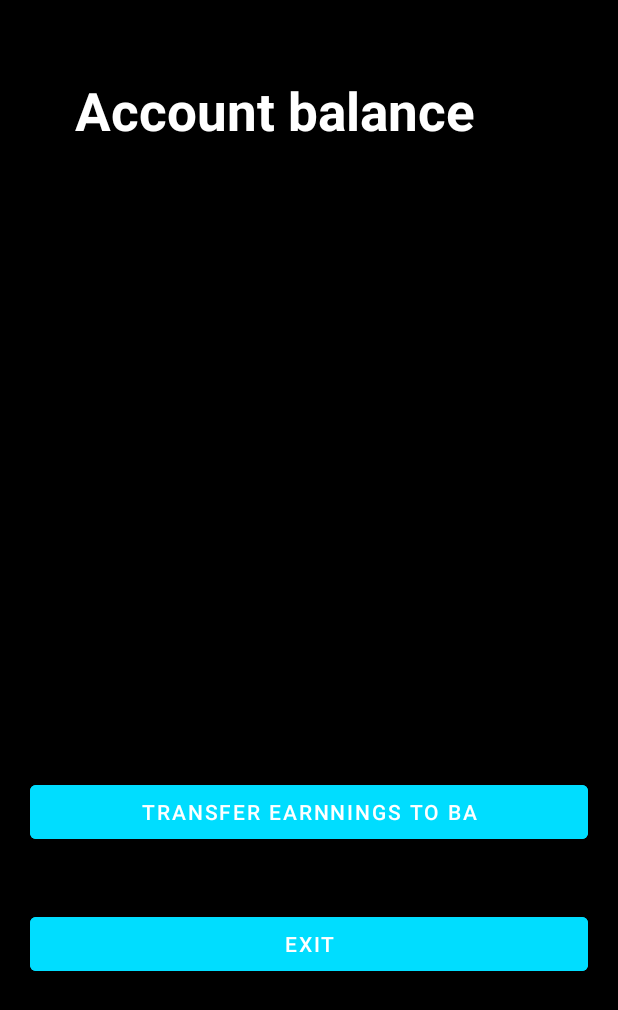
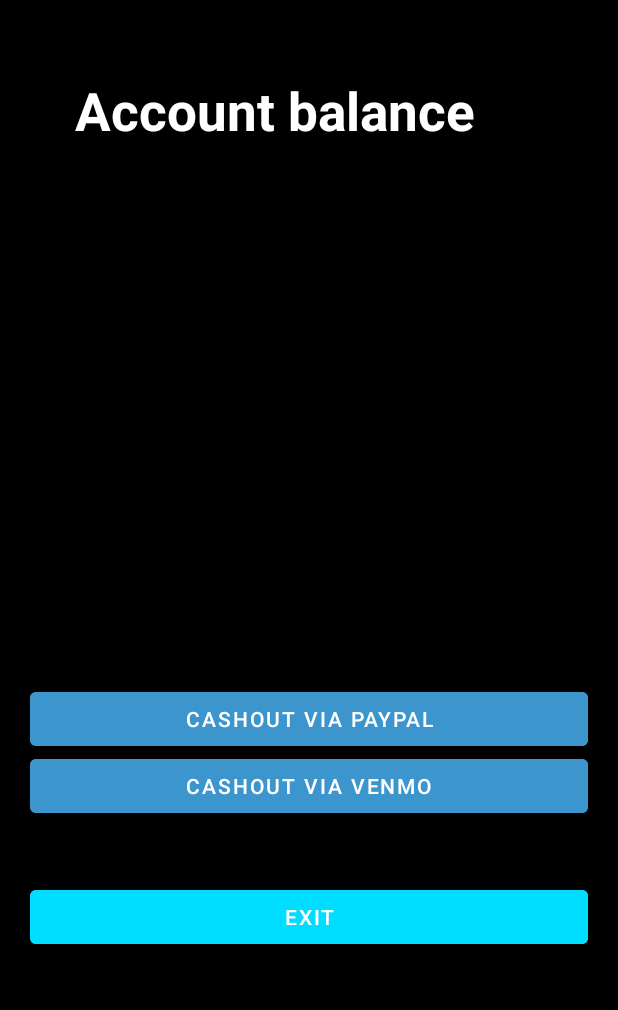
Before and after one commit to capstoneGM/gmApp, an Android app: the AccountBalance screen opened directly, with no data from a screen before it, on a phone screen of 412 x 824 dp. Shown: the top 1010 px of the screen. Run offline under Robolectric (Android 15) with nearby library versions, the phone set to English and light mode, and no system bars; our stand-ins replace Firebase (no records; nobody signed in at launch, a user with empty details on screens opened directly).

Commit message:
add cash out btns + change bank info to balance

```diff
--- a/GMev/app/src/main/java/com/example/gmev/AccountBalance.java
+++ b/GMev/app/src/main/java/com/example/gmev/AccountBalance.java
@@ -3,17 +3,23 @@ package com.example.gmev;
 import androidx.appcompat.app.AppCompatActivity;
 
 import android.content.Intent;
+import android.net.Uri;
 import android.os.Bundle;
 import android.view.View;
 
 import com.google.android.material.button.MaterialButton;
+import com.google.firebase.auth.FirebaseUser;
 
 public class AccountBalance extends AppCompatActivity {
+    private FirebaseUser currentUser;
 
     @Override
     protected void onCreate(Bundle savedInstanceState) {
         super.onCreate(savedInstanceState);
         setContentView(R.layout.activity_account_balance);
+
+        MaterialButton venmoBtn = (MaterialButton) findViewById(R.id.venmobtn);
+        MaterialButton paypalBtn = (MaterialButton) findViewById(R.id.paypalbtn);
 
         MaterialButton exitbtn = (MaterialButton) findViewById(R.id.exitbtn);
 
@@ -23,6 +29,16 @@ public class AccountBalance extends AppCompatActivity {
                 openMainMenu();
             }
         });
+
+        venmoBtn.setOnClickListener(new View.OnClickListener() {
+            @Override
+            public void onClick(View view) { openPaypalSignin(); }
+        });
+
+        paypalBtn.setOnClickListener(new View.OnClickListener() {
+            @Override
+            public void onClick(View view) { openPaypalSignin(); }
+        });
     }
 
     public void openMainMenu() {
@@ -30,5 +46,10 @@ public class AccountBalance extends AppCompatActivity {
         startActivity(intentExit);
     }
 
+    public void openPaypalSignin() {
+        Intent intentPaypal = new Intent("android.intent.action.VIEW", Uri.parse("https://www.paypal.com/us/signin"));
+        startActivity((intentPaypal));
+    }
+
 
 }
--- a/GMev/app/src/main/java/com/example/gmev/AccountInfo.java
+++ b/GMev/app/src/main/java/com/example/gmev/AccountInfo.java
@@ -54,7 +54,6 @@ public class AccountInfo extends AppCompatActivity {
                 @Override
                 public void onComplete(@NonNull Task<DataSnapshot> task) {
                     accountInfo = new dto.AccountInfo((Map<String, String>) task.getResult().getValue());
-                    System.out.print(registrationInfo);
                     PopulateTextBoxes();
                 }
             });
--- a/GMev/app/src/main/res/layout/activity_account_balance.xml
+++ b/GMev/app/src/main/res/layout/activity_account_balance.xml
@@ -22,28 +22,42 @@
         android:textStyle="bold" />
 
     <com.google.android.material.button.MaterialButton
-        android:id="@+id/transferbtn"
+        android:id="@+id/venmobtn"
+        android:layout_width="match_parent"
+        android:layout_height="wrap_content"
+        android:layout_below="@+id/paypalbtn"
+        android:layout_alignParentStart="true"
+        android:layout_alignParentEnd="true"
+        android:layout_marginStart="20dp"
+        android:layout_marginTop="-33dp"
+        android:layout_marginEnd="20dp"
+        android:layout_marginBottom="30dp"
+        android:backgroundTint="#3D95CE"
+        android:text="Cashout via Venmo" />
+
+    <com.google.android.material.button.MaterialButton
+        android:id="@+id/paypalbtn"
         android:layout_width="match_parent"
         android:layout_height="wrap_content"
         android:layout_below="@id/accountbalance"
         android:layout_alignParentStart="true"
         android:layout_alignParentEnd="true"
         android:layout_marginStart="20dp"
-        android:layout_marginTop="400dp"
+        android:layout_marginTop="338dp"
         android:layout_marginEnd="20dp"
         android:layout_marginBottom="30dp"
-        android:backgroundTint="@android:color/holo_blue_bright"
-        android:text="Transfer earnnings to BA" />
+        android:backgroundTint="#3D95CE"
+        android:text="Cashout via PayPal" />
 
     <com.google.android.material.button.MaterialButton
         android:id="@+id/exitbtn"
         android:layout_width="394dp"
         android:layout_height="wrap_content"
-        android:layout_below="@id/transferbtn"
+        android:layout_below="@id/venmobtn"
         android:layout_alignParentStart="true"
         android:layout_alignParentEnd="true"
         android:layout_marginStart="20dp"
-        android:layout_marginTop="10dp"
+        android:layout_marginTop="9dp"
         android:layout_marginEnd="20dp"
         android:layout_marginBottom="30dp"
         android:backgroundTint="@android:color/holo_blue_bright"
--- a/GMev/app/src/main/res/layout/activity_main_menu.xml
+++ b/GMev/app/src/main/res/layout/activity_main_menu.xml
@@ -224,7 +224,7 @@
         <TextView
             android:layout_width="wrap_content"
             android:layout_height="wrap_content"
-            android:text="Manage Bank Info"
+            android:text="Balance"
             android:layout_gravity="bottom|center_horizontal"
             android:layout_marginTop="@dimen/_20sdp"
             android:layout_marginBottom="@dimen/_10sdp"/>
```
